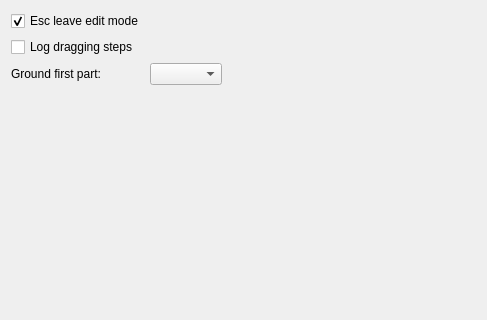
The window that src/Mod/Assembly/Gui/Resources/preferences/Assembly.ui (southseact-3d/fcd) describes before a commit, drawn with Qt 5; both pictures show x 0 to 487 and y 0 to 320 of the 487 by 691 pixel window.
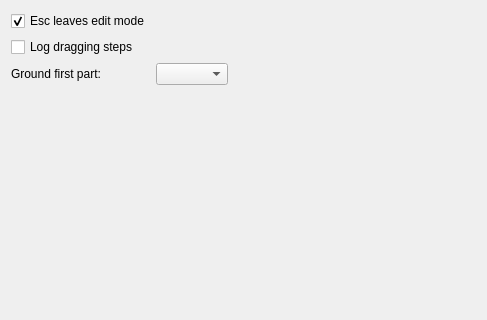
The same window after the commit. Custom widgets are drawn as their Qt base class.

What changed in the file:
```diff
--- a/src/Mod/Assembly/Gui/Resources/preferences/Assembly.ui
+++ b/src/Mod/Assembly/Gui/Resources/preferences/Assembly.ui
@@ -20,7 +20,7 @@
       <string>Allow to leave edit mode when pressing Esc button</string>
      </property>
      <property name="text">
-      <string>Esc leave edit mode</string>
+      <string>Esc leaves edit mode</string>
      </property>
      <property name="checked">
       <bool>true</bool>
```
